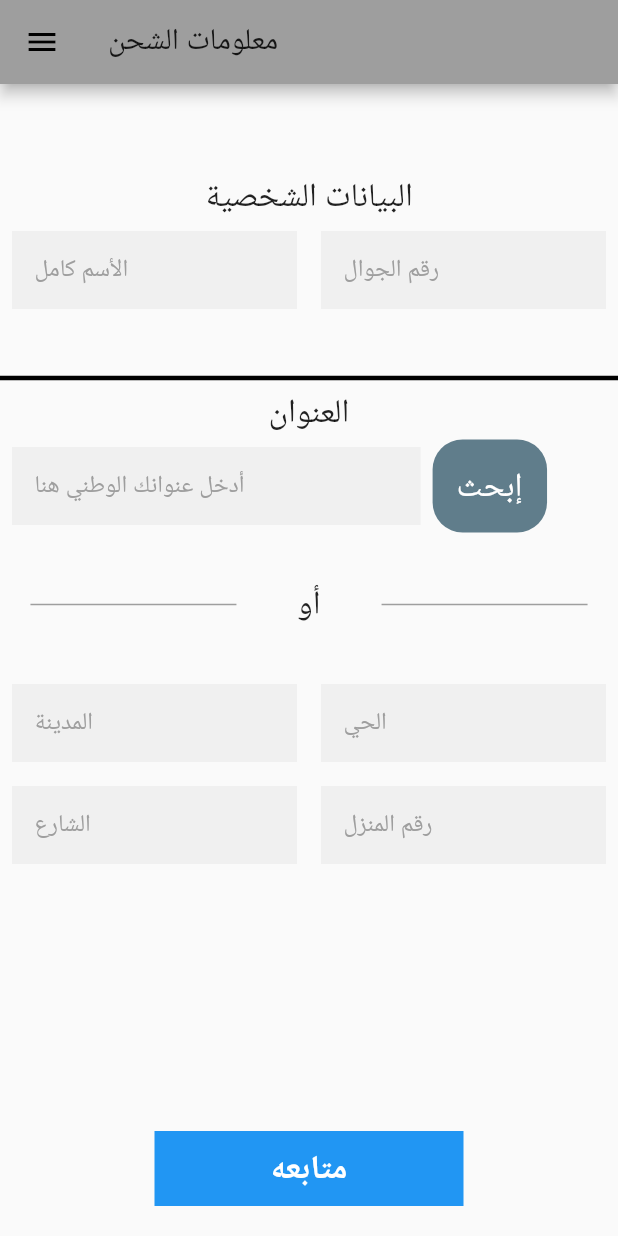
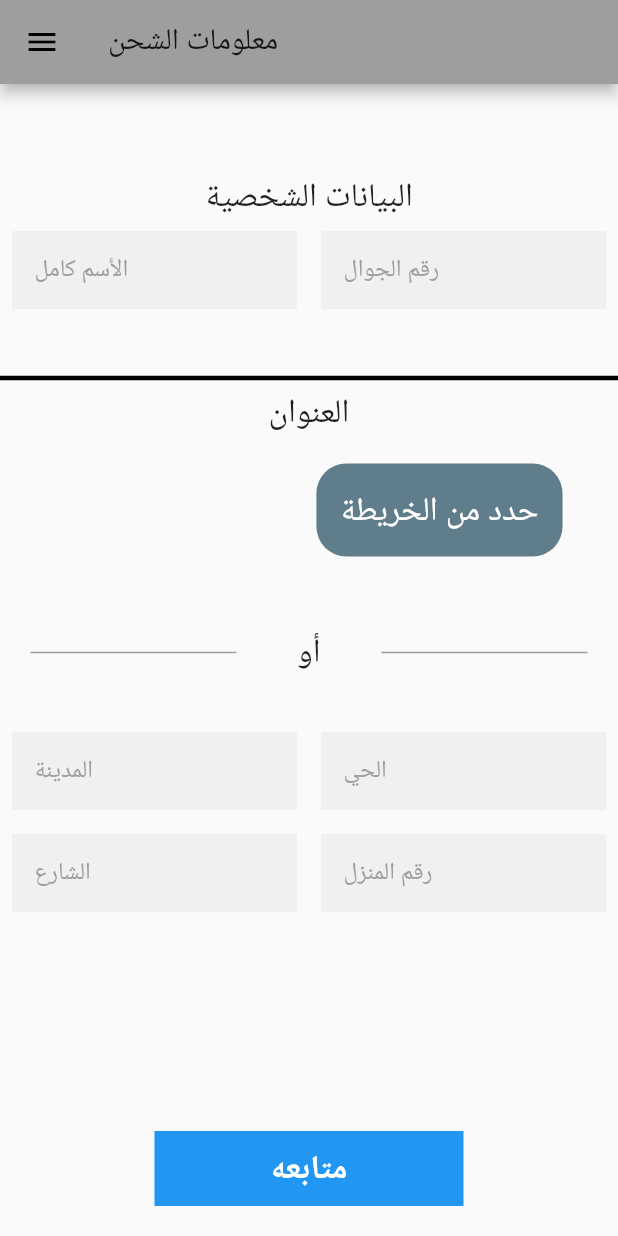
Before and after one commit to YousefAlyouswf/shoppingApp, a Flutter app: the Address screen opened directly, on a phone screen of 412 x 824 dp. Run offline on Flutter 3.47's test engine with Material 2 defaults, Android fonts, the light colour scheme and no system bars; our stand-ins replace carousel_pro, cloud_firestore, firebase_auth, firebase_storage, fluttertoast, google_maps_flutter and 5 more; missing offline and left inert: translator; accounts and stored records are empty.

Commit message:
Added google map instead national address

```diff
--- a/lib/manager/edit.dart
+++ b/lib/manager/edit.dart
@@ -1,6 +1,5 @@
 import 'dart:io';
 
-import 'package:cloud_firestore/cloud_firestore.dart';
 import 'package:firebase_storage/firebase_storage.dart';
 import 'package:flutter/material.dart';
 import 'package:image_picker/image_picker.dart';
@@ -28,7 +27,6 @@ class _EditItemState extends State<EditItem> {
   TextEditingController des = TextEditingController();
   @override
   void initState() {
-    // TODO: implement initState
     super.initState();
     name.text = widget.name;
     price.text = widget.price;
--- a/lib/screens/address.dart
+++ b/lib/screens/address.dart
@@ -2,25 +2,28 @@ import 'dart:ui';
 
 import 'package:flutter/cupertino.dart';
 import 'package:flutter/material.dart';
+import 'package:google_maps_flutter/google_maps_flutter.dart';
 import 'package:shop_app/database/local_db.dart';
 import 'package:shop_app/models/addressModel.dart';
+import 'package:shop_app/screens/gmap.dart';
 import 'package:shop_app/widgets/widgets.dart';
-import 'package:url_launcher/url_launcher.dart';
 
 class Address extends StatefulWidget {
   final String amount;
   final Function onThemeChanged;
   final Function changeLangauge;
-  const Address(
-      {Key key, this.amount, this.onThemeChanged, this.changeLangauge})
-      : super(key: key);
+  const Address({
+    Key key,
+    this.amount,
+    this.onThemeChanged,
+    this.changeLangauge,
+  }) : super(key: key);
 
   @override
   _AddressState createState() => _AddressState();
 }
 
 class _AddressState extends State<Address> {
-  TextEditingController nationalAddress = TextEditingController();
   TextEditingController city = TextEditingController();
   TextEditingController ditrict = TextEditingController();
   TextEditingController street = TextEditingController();
@@ -52,6 +55,7 @@ class _AddressState extends State<Address> {
     }
   }
 
+  LatLng customerLocation;
   bool preAddress = false;
   @override
   void initState() {
@@ -59,13 +63,16 @@ class _AddressState extends State<Address> {
     fetchAddress();
   }
 
-  _launchURL() async {
-    const url = 'https://maps.address.gov.sa/Home/Index?lang=en';
-    if (await canLaunch(url)) {
-      await launch(url);
-    } else {
-      throw 'Could not launch $url';
+  void updateLocation(LatLng location) {
+    setState(() => customerLocation = location);
   }
+
+  moveToMapScreen() async {
+    final location = await Navigator.push(
+      context,
+      MaterialPageRoute(builder: (context) => Gmap()),
+    );
+    updateLocation(location);
   }
 
   @override
@@ -101,6 +108,11 @@ class _AddressState extends State<Address> {
                           Expanded(
                             child: ListView.separated(
                               itemBuilder: (context, index) {
+                                String address = addressList[index].address;
+
+                                if (address.substring(0, 6) == "LatLng") {
+                                  address = "العنوان من الخريطة";
+                                }
                                 return Padding(
                                   padding: const EdgeInsets.all(8.0),
                                   child: Card(
@@ -119,7 +131,7 @@ class _AddressState extends State<Address> {
                                             CrossAxisAlignment.start,
                                         children: [
                                           Text("${addressList[index].phone}"),
-                                          Text("${addressList[index].address}")
+                                          Text("$address")
                                         ],
                                       ),
                                     ),
@@ -186,17 +198,20 @@ class _AddressState extends State<Address> {
                             ),
                           ),
                           Row(
+                            mainAxisAlignment: MainAxisAlignment.spaceAround,
                             children: [
                               Container(
-                                width: MediaQuery.of(context).size.width * .7,
-                                child: MyTextFormField(
-                                  editingController: nationalAddress,
-                                  hintText:
-                                      isEnglish ? english[26] : arabic[26],
+                                width: 100,
+                                height: 100,
+                                child: customerLocation == null
+                                    ? Container()
+                                    : Center(
+                                        child:
+                                            Text("تم تحديد موقع التوصيل بنجاح"),
                                       ),
                               ),
                               InkWell(
-                                onTap: _launchURL,
+                                onTap: moveToMapScreen,
                                 child: Container(
                                   padding: EdgeInsets.all(16.0),
                                   decoration: BoxDecoration(
@@ -216,13 +231,17 @@ class _AddressState extends State<Address> {
                           SizedBox(
                             height: 30,
                           ),
-                          Row(
-                            mainAxisAlignment: MainAxisAlignment.spaceAround,
+                          customerLocation != null
+                              ? Container()
+                              : Row(
+                                  mainAxisAlignment:
+                                      MainAxisAlignment.spaceAround,
                                   children: [
                                     Container(
                                       height: 1,
                                       color: Colors.grey,
-                                width: MediaQuery.of(context).size.width / 3,
+                                      width:
+                                          MediaQuery.of(context).size.width / 3,
                                     ),
                                     Text(
                                       isEnglish ? english[28] : arabic[28],
@@ -234,49 +253,62 @@ class _AddressState extends State<Address> {
                                     Container(
                                       height: 1,
                                       color: Colors.grey,
-                                width: MediaQuery.of(context).size.width / 3,
+                                      width:
+                                          MediaQuery.of(context).size.width / 3,
                                     )
                                   ],
                                 ),
                           SizedBox(
                             height: 30,
                           ),
-                          Row(
+                          customerLocation != null
+                              ? Container()
+                              : Row(
                                   children: [
                                     Container(
-                                width: MediaQuery.of(context).size.width / 2,
+                                      width:
+                                          MediaQuery.of(context).size.width / 2,
                                       child: MyTextFormField(
                                         editingController: city,
-                                  hintText:
-                                      isEnglish ? english[29] : arabic[29],
+                                        hintText: isEnglish
+                                            ? english[29]
+                                            : arabic[29],
                                       ),
                                     ),
                                     Container(
-                                width: MediaQuery.of(context).size.width / 2,
+                                      width:
+                                          MediaQuery.of(context).size.width / 2,
                                       child: MyTextFormField(
                                         editingController: ditrict,
-                                  hintText:
-                                      isEnglish ? english[30] : arabic[30],
+                                        hintText: isEnglish
+                                            ? english[30]
+                                            : arabic[30],
                                       ),
                                     ),
                                   ],
                                 ),
-                          Row(
+                          customerLocation != null
+                              ? Container()
+                              : Row(
                                   children: [
                                     Container(
-                                width: MediaQuery.of(context).size.width / 2,
+                                      width:
+                                          MediaQuery.of(context).size.width / 2,
                                       child: MyTextFormField(
                                         editingController: street,
-                                  hintText:
-                                      isEnglish ? english[31] : arabic[31],
+                                        hintText: isEnglish
+                                            ? english[31]
+                                            : arabic[31],
                                       ),
                                     ),
                                     Container(
-                                width: MediaQuery.of(context).size.width / 2,
+                                      width:
+                                          MediaQuery.of(context).size.width / 2,
                                       child: MyTextFormField(
                                         editingController: house,
-                                  hintText:
-                                      isEnglish ? english[32] : arabic[32],
+                                        hintText: isEnglish
+                                            ? english[32]
+                                            : arabic[32],
                                       ),
                                     ),
                                   ],
@@ -325,12 +357,12 @@ class _AddressState extends State<Address> {
                           ? errorToast(english[34])
                           : errorToast(arabic[34]);
                     } else {
-                      if (nationalAddress.text.length > 10 ||
+                      if (customerLocation != null ||
                           (city.text.isNotEmpty &&
                               ditrict.text.isNotEmpty &&
                               street.text.isNotEmpty &&
                               house.text.isNotEmpty)) {
-                        if (nationalAddress.text.isEmpty) {
+                        if (customerLocation == null) {
                           String address = isEnglish
                               ? "City ${city.text} - District ${ditrict.text} - Street ${street.text} - House# ${house.text}"
                               : "المدينة ${city.text} - الحي ${ditrict.text} - الشارع ${street.text} - رقم المنزل ${house.text}";
@@ -344,7 +376,7 @@ class _AddressState extends State<Address> {
                           DBHelper.insertAddress('address', {
                             'name': name.text,
                             'phone': phone.text,
-                            'userAddress': nationalAddress.text,
+                            'userAddress': customerLocation.toString(),
                           });
                         }
                       } else {
@@ -417,7 +449,7 @@ class MyTextFormField extends StatelessWidget {
           // fillColor: Colors.grey,
         ),
         minLines: isMultiLine ? 5 : 1,
-        maxLines: isMultiLine ?100:1,
+        maxLines: isMultiLine ? 100 : 1,
         keyboardType: isNumber
             ? TextInputType.number
             : isMultiLine ? TextInputType.multiline : TextInputType.text,
--- a/lib/screens/homePage.dart
+++ b/lib/screens/homePage.dart
@@ -37,7 +37,7 @@ class _HomePageState extends State<HomePage> {
   Widget build(BuildContext context) {
     double height = MediaQuery.of(context).size.height;
     double imageShowSize = height / 3;
-    var isPortrait = MediaQuery.of(context).orientation == Orientation.portrait;
+   // var isPortrait = MediaQuery.of(context).orientation == Orientation.portrait;
     return WillPopScope(
       onWillPop: _onBackPressed,
       child: Scaffold(
--- a/lib/widgets/widgets.dart
+++ b/lib/widgets/widgets.dart
@@ -45,7 +45,7 @@ List<String> english = [
   "Phone",
   "Address",
   "Type your national Address",
-  "Search",
+  "Select from map",
   "OR",
   "City",
   "District",
@@ -83,7 +83,7 @@ List<String> arabic = [
   "رقم الجوال",
   "العنوان",
   "أدخل عنوانك الوطني هنا",
-  "إبحث",
+  "حدد من الخريطة",
   "أو",
   "المدينة",
   "الحي",
@@ -1510,3 +1510,13 @@ errorToast(String text) {
       textColor: Colors.white,
       fontSize: 16.0);
 }
+infoToast(String text) {
+  Fluttertoast.showToast(
+      msg: text,
+      toastLength: Toast.LENGTH_SHORT,
+      gravity: ToastGravity.CENTER,
+      timeInSecForIosWeb: 1,
+      backgroundColor: Colors.yellow[100],
+      textColor: Colors.black,
+      fontSize: 16.0);
+}
--- a/pubspec.yaml
+++ b/pubspec.yaml
@@ -45,6 +45,8 @@ dependencies:
   url_launcher: ^5.4.10
   translator: ^0.1.4
   flutter_launcher_icons: ^0.7.5
+  google_maps_flutter: ^0.5.28+1
+  location: ^3.0.2
 
 
 
```
Also changed, not shown: lib/screens/gmap.dart (added, +195 -0 lines), lib/widgets/widgets2.dart (+8 -6 lines), pubspec.lock, 2 other files. Lines whose indentation alone changed are shown as unchanged.
